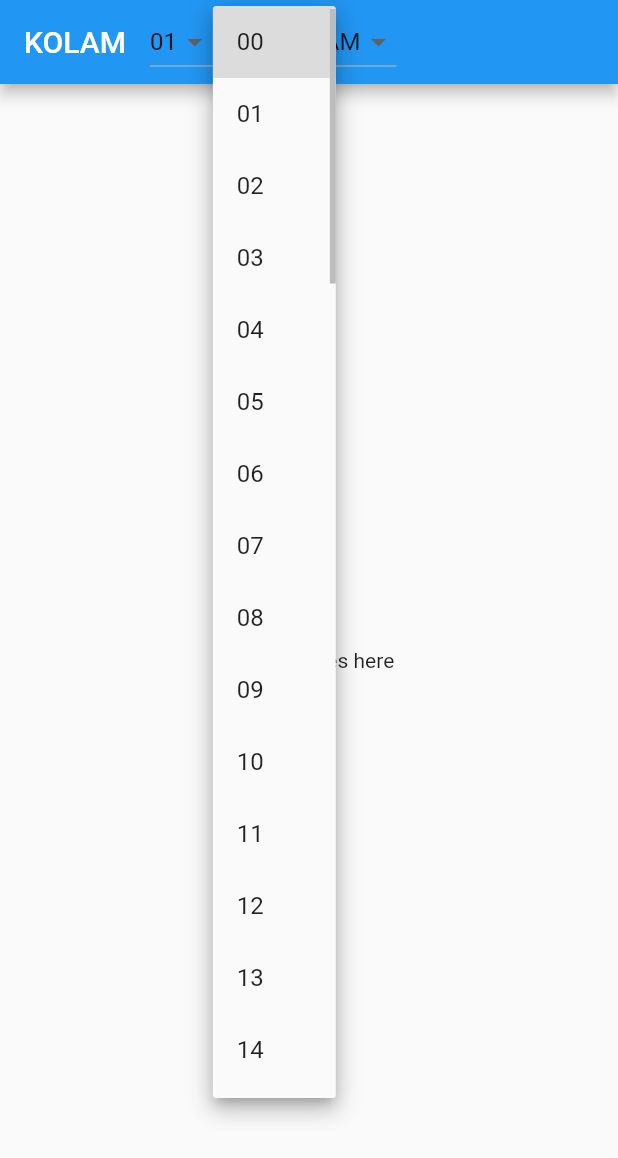
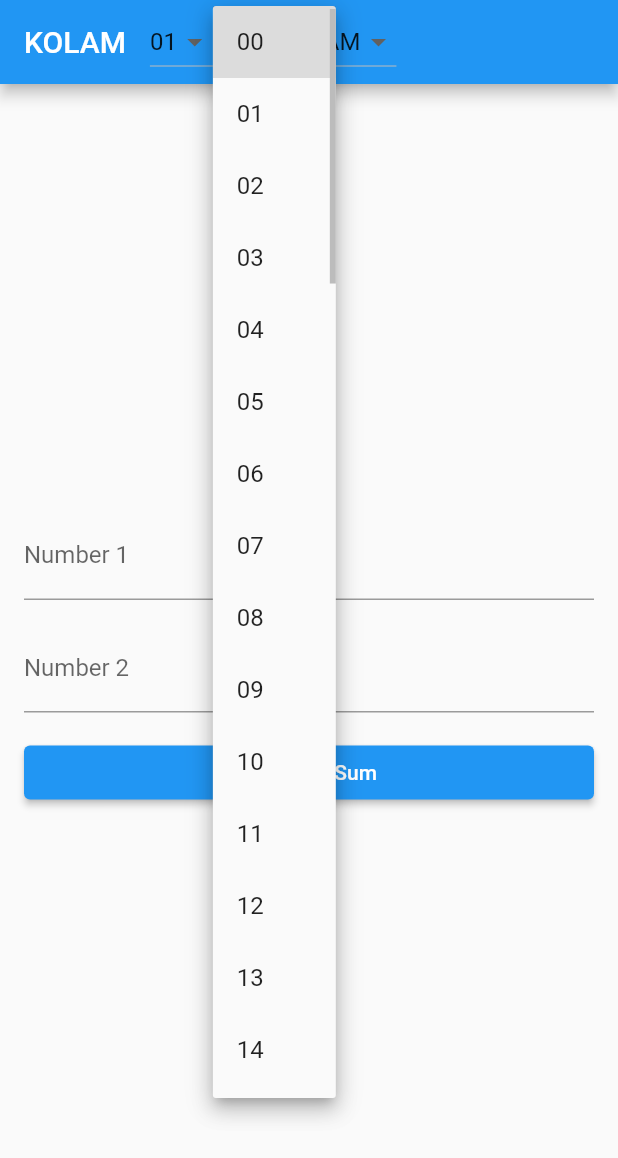
Before and after one commit to renjithklm1994/flutter, a Flutter app: the screen it shows after launch, after a tap on "00", on a phone screen of 412 x 824 dp. Shown: the top 1158 px of the screen. Run offline on Flutter 3.47's test engine with Material 2 defaults, Android fonts, the phone set to English and light mode, and no system bars; our stand-ins replace hive, hive_flutter; accounts and stored records are empty; generated files the repository leaves out were written again.

Commit message:
db connection

```diff
--- /dev/null
+++ b/kolam/lib/db/functions/db_functions.dart
@@ -0,0 +1,23 @@
+
+
+import 'package:flutter/material.dart';
+import 'package:hive_flutter/hive_flutter.dart';
+import 'package:myapp/db/model/data_model.dart';
+
+ValueNotifier<List<StudentModel>> studentListNotifier = ValueNotifier([]);
+
+Future<void> addStudent(StudentModel value) async {
+  final studentDB = await Hive.openBox<StudentModel>('student_db');
+ await studentDB.add(value);
+ studentListNotifier.value.add(value);
+ studentListNotifier.notifyListeners();
+
+  }
+
+Future<void> getAllStudents()async{
+
+    final studentDB = await Hive.openBox<StudentModel>('student_db');
+    studentListNotifier.value.clear();
+    studentListNotifier.value.addAll(studentDB.values);
+    studentListNotifier.notifyListeners();
+}
--- a/kolam/lib/main.dart
+++ b/kolam/lib/main.dart
@@ -1,6 +1,16 @@
 import 'package:flutter/material.dart';
+import 'package:hive_flutter/adapters.dart';
+import 'package:myapp/db/functions/db_functions.dart';
 
-void main() {
+
+import 'db/model/data_model.dart';
+
+Future<void> main() async{
+  Hive.initFlutter();
+if(!Hive.isAdapterRegistered(StudentModelAdapter().typeId))
+{
+  Hive.registerAdapter(StudentModelAdapter());
+}
   runApp(MyApp());
 }
 
@@ -25,6 +35,9 @@ class _MyHomePageState extends State<MyHomePage> {
 
   @override
   Widget build(BuildContext context) {
+    var _num1Controller;
+    var _num2Controller;
+    getAllStudents();
     return Scaffold(
       appBar: AppBar(
         title: Row(
@@ -38,7 +51,7 @@ class _MyHomePageState extends State<MyHomePage> {
                   selectedOption1 = newValue;
                 });
               },
-              items: List<String>.generate(10, (index) => (index + 1).toString().padLeft(2, '0'))
+              items: List<String>.generate(12, (index) => (index + 1).toString().padLeft(2, '0'))
                   .map<DropdownMenuItem<String>>(
                     (String value) => DropdownMenuItem<String>(
                       value: value,
@@ -84,8 +97,42 @@ class _MyHomePageState extends State<MyHomePage> {
           ],
         ),
       ),
-      body: Center(
-        child: Text('Content goes here'),
+
+      body: Padding(
+        padding: const EdgeInsets.all(16.0),
+        child: Column(
+          mainAxisAlignment: MainAxisAlignment.center,
+          crossAxisAlignment: CrossAxisAlignment.stretch,
+          children: [
+            TextField(
+              controller: _num1Controller,
+              keyboardType: TextInputType.number,
+              decoration: InputDecoration(labelText: 'Number 1'),
+            ),
+            SizedBox(height: 16.0),
+            TextField(
+              controller: _num2Controller,
+              keyboardType: TextInputType.number,
+              decoration: InputDecoration(labelText: 'Number 2'),
+            ),
+            SizedBox(height: 16.0),
+            ElevatedButton(
+              onPressed: () {
+                // Retrieve the entered numbers from the controllers
+                double number1 = double.tryParse(_num1Controller.text) ?? 0.0;
+                double number2 = double.tryParse(_num2Controller.text) ?? 0.0;
+
+                // You can perform any operation you want with these numbers here
+                // For example, you can add them, subtract them, etc.
+
+                // For now, let's just print the sum
+                double sum = number1 + number2;
+                print('Sum: $sum');
+              },
+              child: Text('Calculate Sum'),
+            ),
+          ],
+        ),
       ),
     );
   }
--- /dev/null
+++ b/kolam/lib/model/data_model.dart
@@ -0,0 +1 @@
+// TODO Implement this library.
```
Also changed, not shown: kolam/lib/db/model/data_model.dart (added, +12 -0 lines), kolam/pubspec.yaml (+6 -6 lines), kolam/lib/db/model/data_model.g.dart (added), kolam/pubspec.lock.
